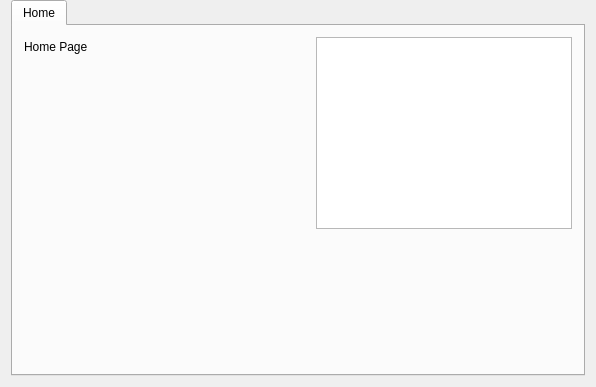
Old version of the form AF_Program/AF_Program/MainWidget.ui in the repository AndrewF001/Andrews_Program.
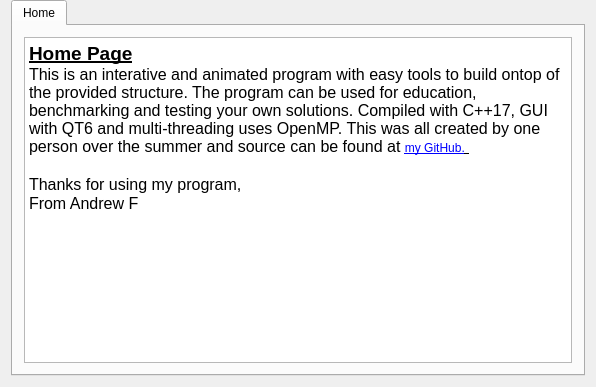
New version of the form. Icons and pictures are not drawn.

```diff
--- a/AF_Program/AF_Program/MainWidget.ui
+++ b/AF_Program/AF_Program/MainWidget.ui
@@ -40,57 +40,22 @@
       </attribute>
       <layout class="QVBoxLayout" name="verticalLayout">
        <item>
-        <layout class="QGridLayout" name="gridLayout_2">
-         <item row="0" column="0">
-          <widget class="QLabel" name="label">
-           <property name="text">
-            <string>Home Page</string>
-           </property>
-          </widget>
-         </item>
-         <item row="0" column="1">
-          <spacer name="horizontalSpacer">
-           <property name="orientation">
-            <enum>Qt::Horizontal</enum>
-           </property>
-           <property name="sizeHint" stdset="0">
-            <size>
-             <width>40</width>
-             <height>20</height>
-            </size>
-           </property>
-          </spacer>
-         </item>
-         <item row="1" column="0">
-          <spacer name="verticalSpacer_2">
-           <property name="orientation">
-            <enum>Qt::Vertical</enum>
-           </property>
-           <property name="sizeHint" stdset="0">
-            <size>
-             <width>20</width>
-             <height>40</height>
-            </size>
-           </property>
-          </spacer>
-         </item>
-         <item row="0" column="2" rowspan="2">
-          <widget class="QGraphicsView" name="graphicsView"/>
-         </item>
-        </layout>
-       </item>
-       <item>
-        <spacer name="verticalSpacer">
-         <property name="orientation">
-          <enum>Qt::Vertical</enum>
+        <widget class="QTextEdit" name="textEdit">
+         <property name="readOnly">
+          <bool>true</bool>
          </property>
-         <property name="sizeHint" stdset="0">
-          <size>
-           <width>20</width>
-           <height>40</height>
-          </size>
+         <property name="html">
+          <string>&lt;!DOCTYPE HTML PUBLIC &quot;-//W3C//DTD HTML 4.0//EN&quot; &quot;http://www.w3.org/TR/REC-html40/strict.dtd&quot;&gt;
+&lt;html&gt;&lt;head&gt;&lt;meta name=&quot;qrichtext&quot; content=&quot;1&quot; /&gt;&lt;meta charset=&quot;utf-8&quot; /&gt;&lt;style type=&quot;text/css&quot;&gt;
+p, li { white-space: pre-wrap; }
+&lt;/style&gt;&lt;/head&gt;&lt;body style=&quot; font-family:'Segoe UI'; font-size:9pt; font-weight:400; font-style:normal;&quot;&gt;
+&lt;p style=&quot; margin-top:0px; margin-bottom:0px; margin-left:0px; margin-right:0px; -qt-block-indent:0; text-indent:0px;&quot;&gt;&lt;span style=&quot; font-size:14pt; font-weight:700; text-decoration: underline;&quot;&gt;Home Page&lt;/span&gt; &lt;img src=&quot;:/MainWidget/GSD.jpg&quot; width=&quot;306&quot; height=&quot;188&quot; style=&quot;float: right;&quot; /&gt;&lt;/p&gt;
+&lt;p style=&quot; margin-top:0px; margin-bottom:0px; margin-left:0px; margin-right:0px; -qt-block-indent:0; text-indent:0px;&quot;&gt;&lt;span style=&quot; font-size:12pt;&quot;&gt;This is an interative and animated program with easy tools to build ontop of the provided structure. The program can be used for education, benchmarking and testing your own solutions. Compiled with C++17, GUI with QT6 and multi-threading uses OpenMP. This was all created by one person over the summer and source can be found at &lt;/span&gt;&lt;a href=&quot;https://github.com/AndrewF001/Andrews_Program&quot;&gt;&lt;span style=&quot; text-decoration: underline; color:#0000ff;&quot;&gt;my GitHub.&lt;/span&gt;&lt;/a&gt;&lt;a href=&quot;https://github.com/AndrewF001/Andrews_Program&quot;&gt;&lt;span style=&quot; font-size:12pt; text-decoration: underline; color:#000000;&quot;&gt; &lt;/span&gt;&lt;/a&gt;&lt;/p&gt;
+&lt;p style=&quot;-qt-paragraph-type:empty; margin-top:0px; margin-bottom:0px; margin-left:0px; margin-right:0px; -qt-block-indent:0; text-indent:0px; font-size:12pt; color:#000000;&quot;&gt;&lt;br /&gt;&lt;/p&gt;
+&lt;p style=&quot; margin-top:0px; margin-bottom:0px; margin-left:0px; margin-right:0px; -qt-block-indent:0; text-indent:0px;&quot;&gt;&lt;span style=&quot; font-size:12pt; color:#000000;&quot;&gt;Thanks for using my program,&lt;/span&gt;&lt;/p&gt;
+&lt;p style=&quot; margin-top:0px; margin-bottom:0px; margin-left:0px; margin-right:0px; -qt-block-indent:0; text-indent:0px;&quot;&gt;&lt;span style=&quot; font-size:12pt; color:#000000;&quot;&gt;From Andrew F&lt;/span&gt;&lt;/p&gt;&lt;/body&gt;&lt;/html&gt;</string>
          </property>
-        </spacer>
+        </widget>
        </item>
       </layout>
      </widget>
```
